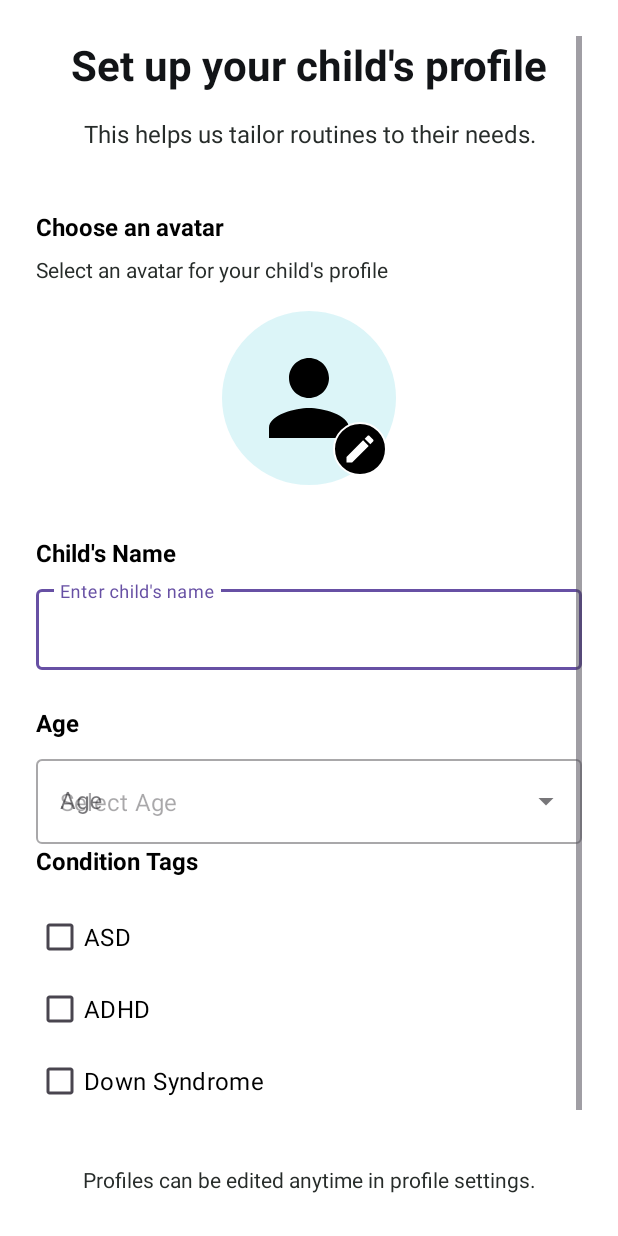
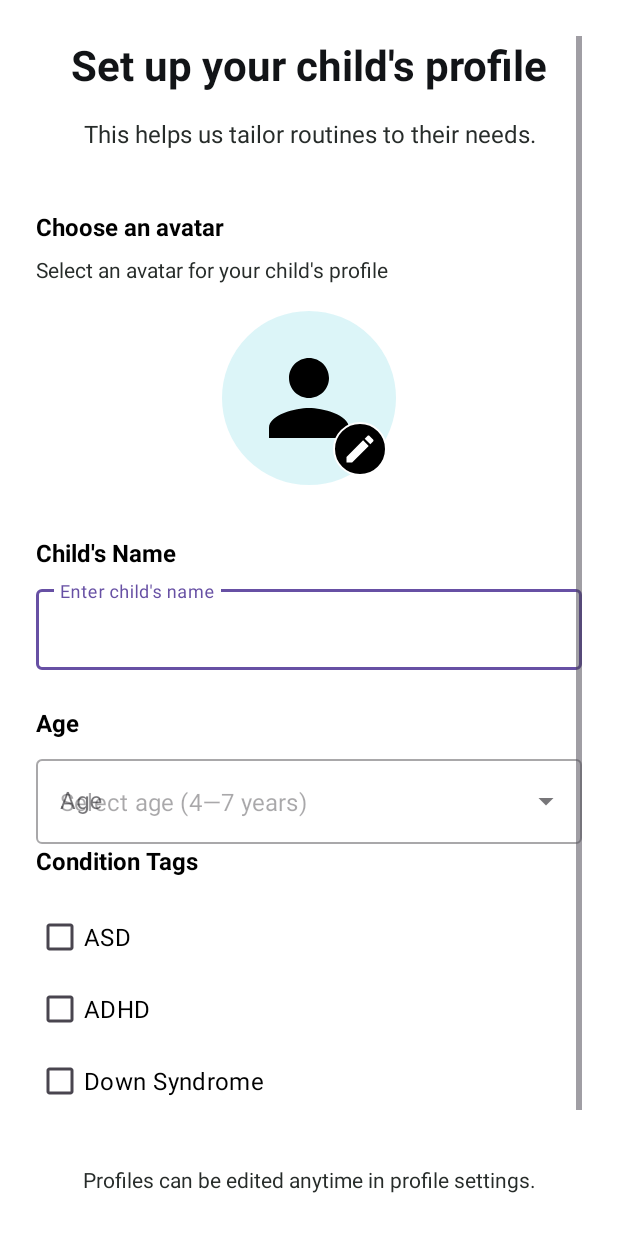
Before and after one commit to inigodraf/Hygiene-Buddy, an Android app: the fragment ChildProfileSetupFragment shown on its own in the app's theme, on a phone screen of 412 x 824 dp. Run offline under Robolectric (Android 15) with nearby library versions, the phone set to English and light mode, and no system bars.

Commit message:
fixed some bugs

```diff
--- a/app/src/main/res/layout/fragment_child_setup.xml
+++ b/app/src/main/res/layout/fragment_child_setup.xml
@@ -15,7 +15,7 @@
         <TextView
             android:layout_width="match_parent"
             android:layout_height="wrap_content"
-            android:text="Set up your child's profile"
+            android:text="@string/child_profile_title"
             android:textSize="28sp"
             android:textStyle="bold"
             android:textColor="@color/text_header"
@@ -26,7 +26,7 @@
         <TextView
             android:layout_width="match_parent"
             android:layout_height="wrap_content"
-            android:text="This helps us tailor routines to their needs."
+            android:text="@string/child_profile_instruction"
             android:textSize="16sp"
             android:textColor="@color/subtitle_text"
             android:gravity="center"
@@ -37,7 +37,7 @@
         <TextView
             android:layout_width="match_parent"
             android:layout_height="wrap_content"
-            android:text="Choose an avatar"
+            android:text="@string/choose_avatar"
             android:textSize="16sp"
             android:textStyle="bold"
             android:textColor="@color/feature_text"
@@ -46,7 +46,7 @@
         <TextView
             android:layout_width="match_parent"
             android:layout_height="wrap_content"
-            android:text="Select an avatar for your child's profile"
+            android:text="@string/avatar_description"
             android:textSize="14sp"
             android:textColor="@color/subtitle_text"
             android:layout_marginBottom="16dp" />
@@ -71,7 +71,9 @@
                     android:layout_width="80dp"
                     android:layout_height="80dp"
                     android:src="@drawable/default_avatar"
-                    android:scaleType="fitCenter" />
+                    android:scaleType="fitCenter"
+                    android:contentDescription="@string/child_avatar_description"
+                    />
 
             </LinearLayout>
 
@@ -86,7 +88,9 @@
                 android:layout_alignBottom="@id/avatarContainer"
                 android:layout_alignEnd="@id/avatarContainer"
                 android:layout_marginEnd="8dp"
-                android:layout_marginBottom="8dp" />
+                android:layout_marginBottom="8dp"
+                android:contentDescription="@string/editbtn"
+                />
 
         </RelativeLayout>
 
@@ -94,7 +98,7 @@
         <TextView
             android:layout_width="match_parent"
             android:layout_height="wrap_content"
-            android:text="Child's Name"
+            android:text="@string/child_name_label"
             android:textSize="16sp"
             android:textStyle="bold"
             android:textColor="@color/feature_text"
@@ -110,7 +114,7 @@
                 android:id="@+id/etChildName"
                 android:layout_width="match_parent"
                 android:layout_height="wrap_content"
-                android:hint="Enter child's name"
+                android:hint="@string/child_name_hint"
                 android:textSize="16sp"
                 android:padding="16dp" />
 
@@ -120,7 +124,7 @@
         <TextView
             android:layout_width="match_parent"
             android:layout_height="wrap_content"
-            android:text="Age"
+            android:text="@string/age_label"
             android:textSize="16sp"
             android:textStyle="bold"
             android:textColor="@color/feature_text"
@@ -130,7 +134,7 @@
             android:id="@+id/ageDropdownLayout"
             android:layout_width="match_parent"
             android:layout_height="wrap_content"
-            android:hint="Age"
+            android:hint="@string/age_label"
             style="@style/Widget.MaterialComponents.TextInputLayout.OutlinedBox.ExposedDropdownMenu">
 
             <AutoCompleteTextView
@@ -139,14 +143,14 @@
                 android:layout_height="wrap_content"
                 android:inputType="none"
                 android:focusable="false"
-                android:hint="Select Age" />
+                android:hint="@string/age_hint" />
         </com.google.android.material.textfield.TextInputLayout>
 
         <!-- Condition Tags Section -->
         <TextView
             android:layout_width="match_parent"
             android:layout_height="wrap_content"
-            android:text="Condition Tags"
+            android:text="@string/condition_tags_label"
             android:textSize="16sp"
             android:textStyle="bold"
             android:textColor="@color/feature_text"
@@ -163,7 +167,7 @@
                 android:id="@+id/cbASD"
                 android:layout_width="match_parent"
                 android:layout_height="wrap_content"
-                android:text="ASD"
+                android:text="@string/asd_label"
                 android:textSize="16sp"
                 android:textColor="@color/feature_text"
                 android:paddingVertical="12dp" />
@@ -173,7 +177,7 @@
                 android:id="@+id/cbADHD"
                 android:layout_width="match_parent"
                 android:layout_height="wrap_content"
-                android:text="ADHD"
+                android:text="@string/adhd_label"
                 android:textSize="16sp"
                 android:textColor="@color/feature_text"
                 android:paddingVertical="12dp" />
@@ -183,7 +187,7 @@
                 android:id="@+id/cbDownSyndrome"
                 android:layout_width="match_parent"
                 android:layout_height="wrap_content"
-                android:text="Down Syndrome"
+                android:text="@string/down_syndrome_label"
                 android:textSize="16sp"
                 android:textColor="@color/feature_text"
                 android:paddingVertical="12dp" />
@@ -194,7 +198,7 @@
         <TextView
             android:layout_width="match_parent"
             android:layout_height="wrap_content"
-            android:text="Profiles can be edited anytime in profile settings."
+            android:text="@string/edit_note"
             android:textSize="14sp"
             android:textColor="@color/subtitle_text"
             android:gravity="center"
@@ -206,7 +210,7 @@
             android:id="@+id/btnSaveContinue"
             android:layout_width="match_parent"
             android:layout_height="wrap_content"
-            android:text="Save &amp; Continue"
+            android:text="@string/save_continue_button"
             android:textSize="18sp"
             android:backgroundTint="#A2D1BF"
             android:textColor="#121717"
--- a/app/src/main/res/values/strings.xml
+++ b/app/src/main/res/values/strings.xml
@@ -24,13 +24,15 @@
     <string name="child_name_label">Child\'s Name</string>
     <string name="child_name_hint">Enter child\'s name</string>
     <string name="age_label">Age</string>
-    <string name="age_hint">Select age (4-7 years)</string>
+    <string name="age_hint">Select age (4—7 years)</string>
     <string name="condition_tags_label">Condition Tags</string>
     <string name="asd_label">ASD</string>
     <string name="adhd_label">ADHD</string>
     <string name="down_syndrome_label">Down Syndrome</string>
     <string name="edit_note">Profiles can be edited anytime in profile settings.</string>
     <string name="save_continue_button">Save &amp; Continue</string>
+    <string name="child_avatar_description"> Default user avatar</string>
+    <string name="editbtn">Edit</string>"
 
     <string-array name="age_options">
         <item>4 years old</item>
```
